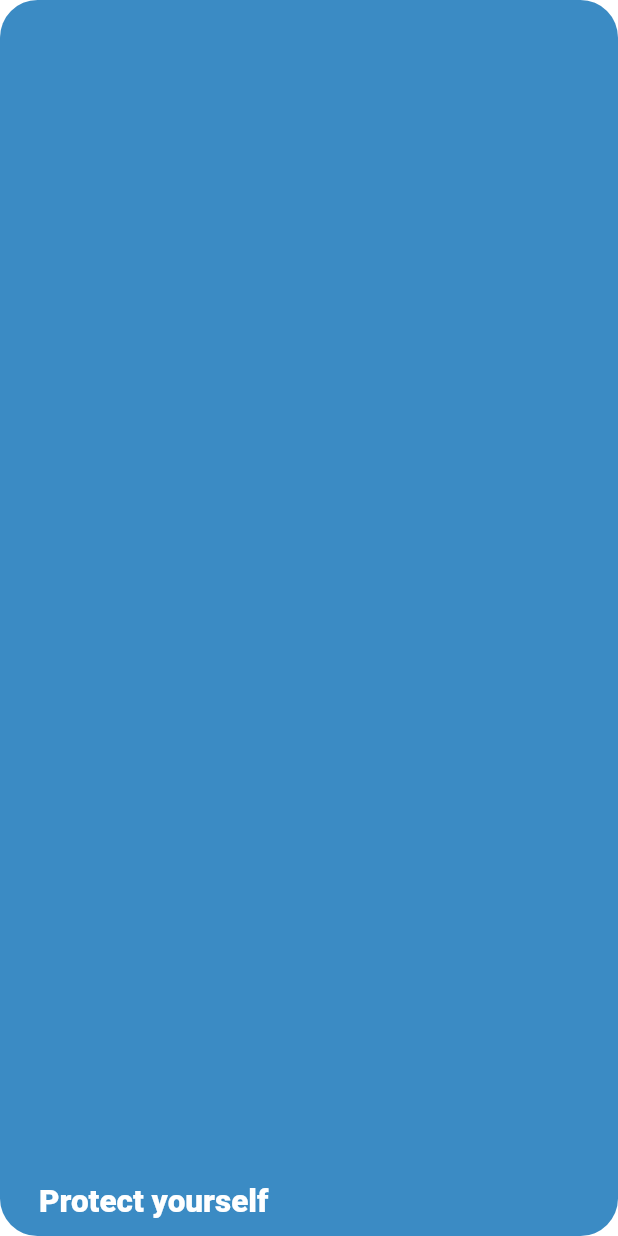
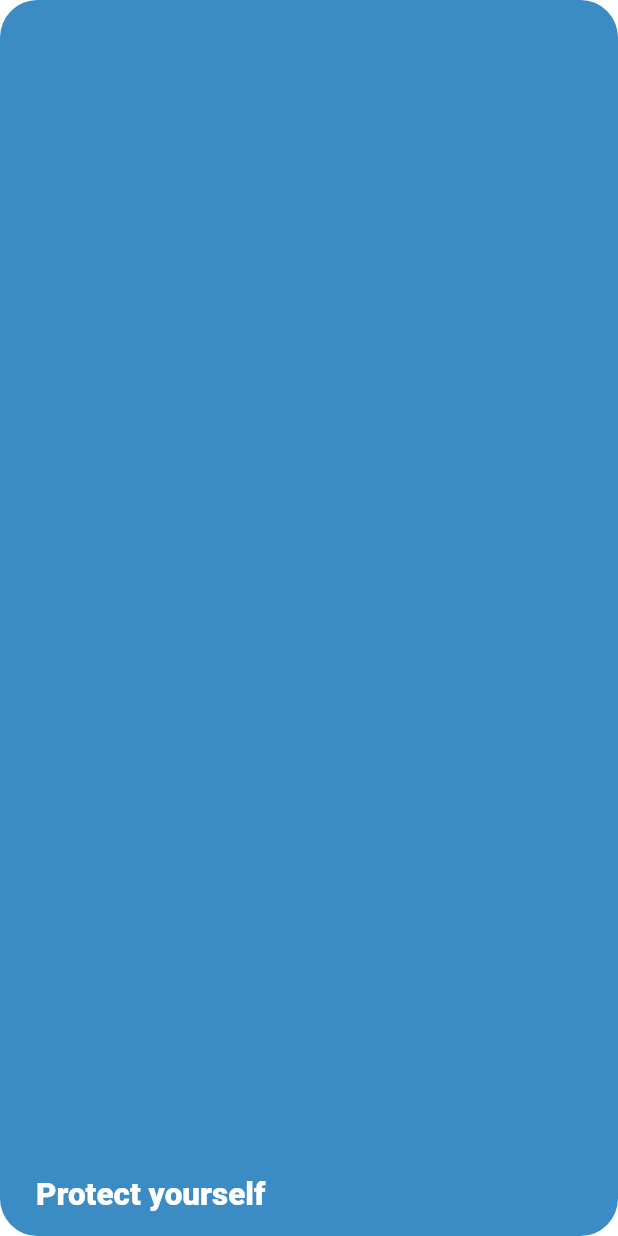
Before and after one commit to WorldHealthOrganization/app, a Flutter app: the PageButton widget shown alone on an empty page, opened directly, on a phone screen of 412 x 824 dp. Run offline on Flutter 3.47's test engine with Material 2 defaults, Android fonts, the phone set to English and light mode, and no system bars; our stand-ins replace share.

Commit message:
Edit padding

```diff
--- a/client/flutter/lib/home_page.dart
+++ b/client/flutter/lib/home_page.dart
@@ -12,7 +12,7 @@ class HomePage extends StatelessWidget {
   Widget build(BuildContext context) {
     return Material(
       child: Padding(
-        padding: const EdgeInsets.symmetric(horizontal: 8.0),
+        padding: const EdgeInsets.symmetric(horizontal: 15.0),
         child: SafeArea(
           child: CustomScrollView(slivers: [
             SliverAppBar(
@@ -119,7 +119,7 @@ class PageButton extends StatelessWidget {
           borderRadius: BorderRadius.circular(this.borderRadius)),
       color: backgroundColor,
       child: Padding(
-          padding: const EdgeInsets.all(10.0),
+          padding: const EdgeInsets.symmetric(vertical:15.0, horizontal: 8.0),
           child: Column(
             crossAxisAlignment: CrossAxisAlignment.start,
             mainAxisAlignment: this.centerItems
```
